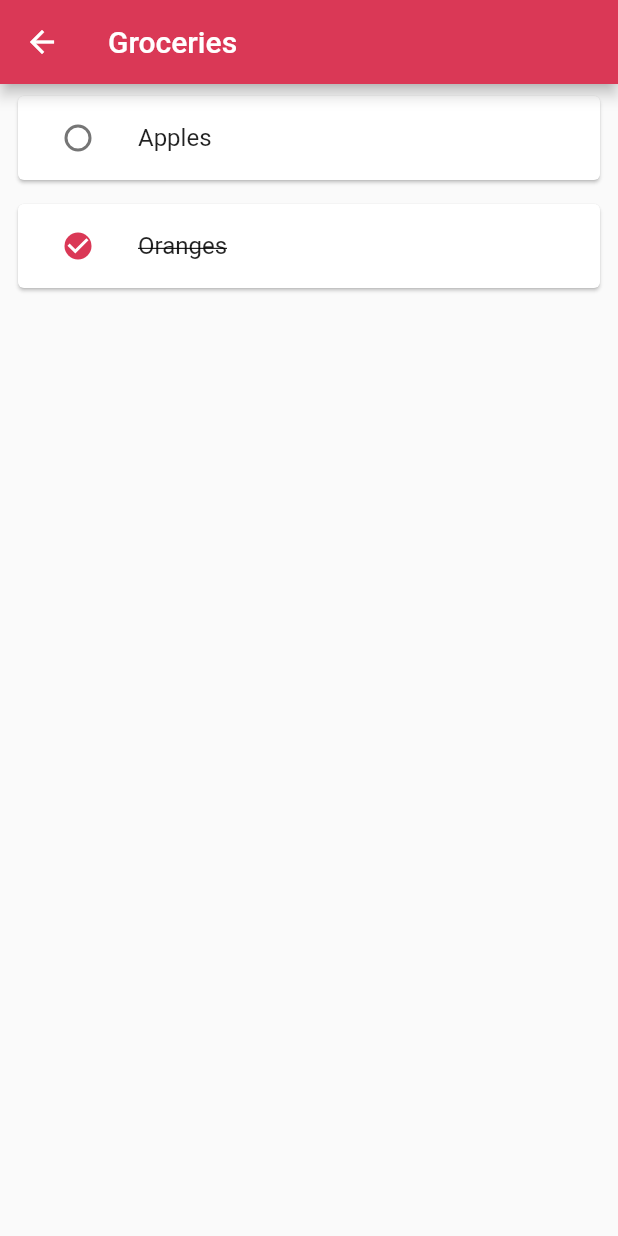
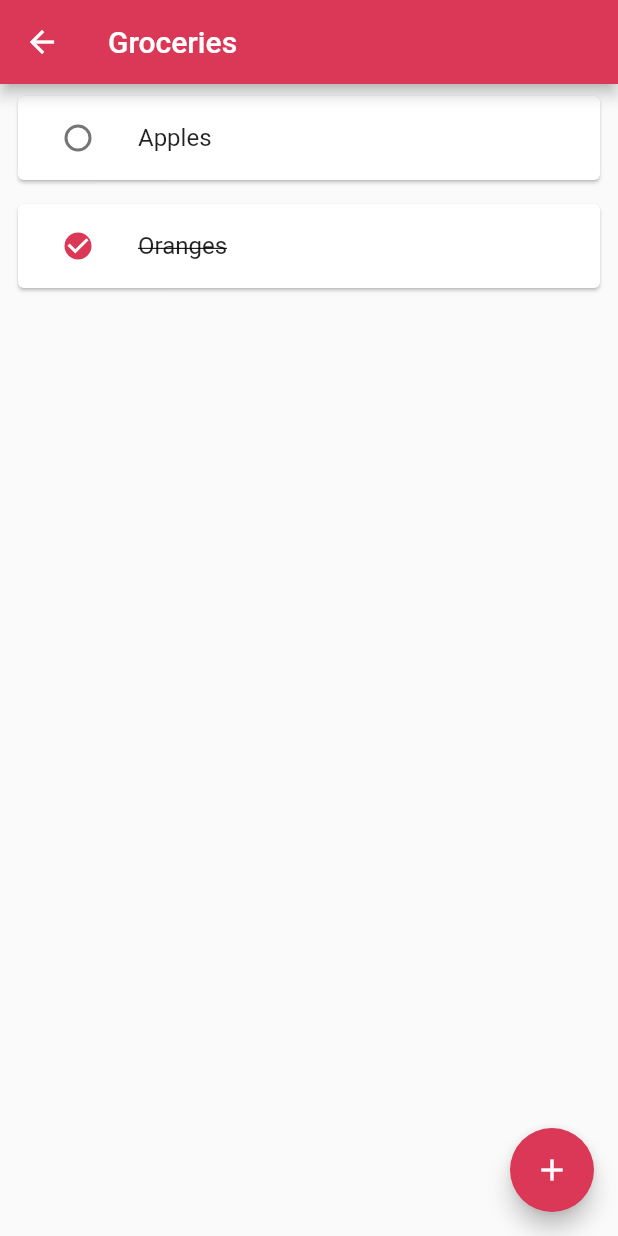
Before and after one commit to lucasmbraz/amazing_lists, a Flutter app: the screen it shows after launch, after a tap on "Groceries", on a phone screen of 412 x 824 dp. Run offline on Flutter 3.47's test engine with Material 2 defaults, Android fonts, the phone set to English and light mode, and no system bars; our stand-ins replace circular_check_box, flutter_redux, freezed_annotation, redux; generated files the repository leaves out were written again.

Commit message:
Add FloatingActionButton to tasks page

```diff
--- a/lib/tasks/tasks_page.dart
+++ b/lib/tasks/tasks_page.dart
@@ -27,6 +27,11 @@ class TasksPage extends StatelessWidget {
           tasks: vm.project.tasks,
           onTapCallback: vm.onTapTaskCallback,
         ),
+        floatingActionButton: FloatingActionButton(
+          backgroundColor: Theme.of(context).primaryColor,
+          onPressed: () => {},
+          child: const Icon(Icons.add),
+        ),
       ),
     );
   }
```
